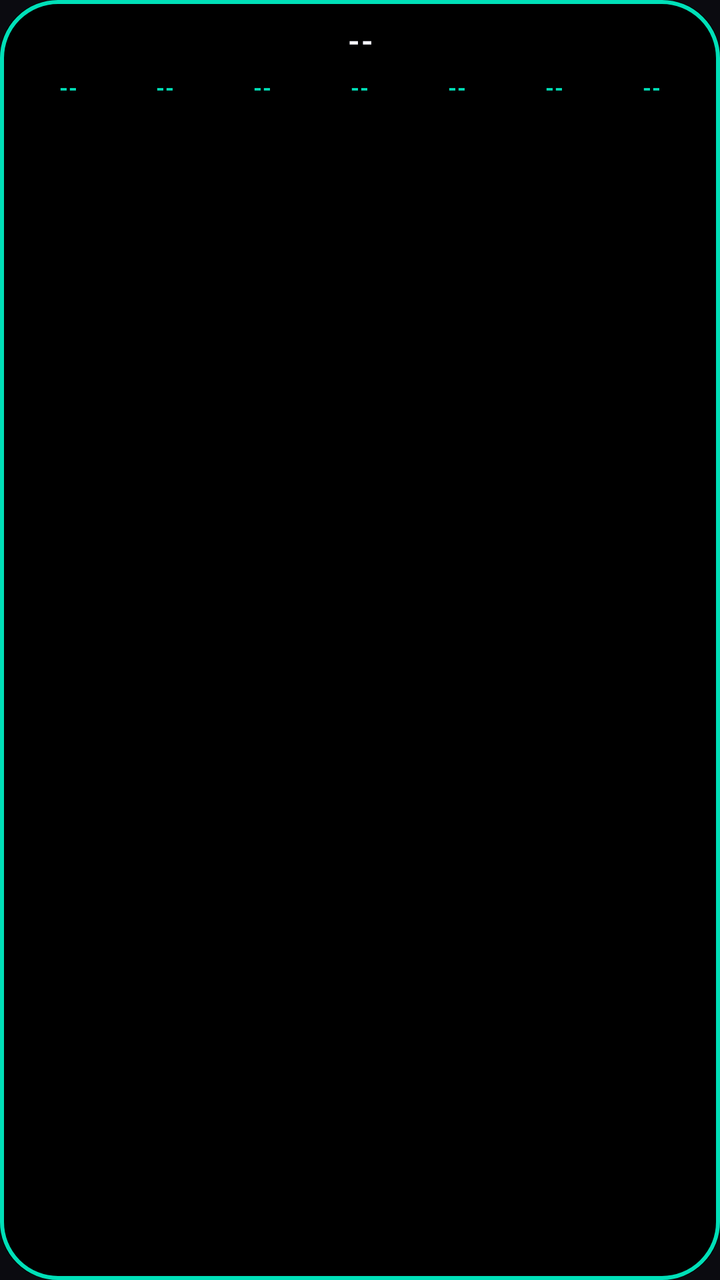
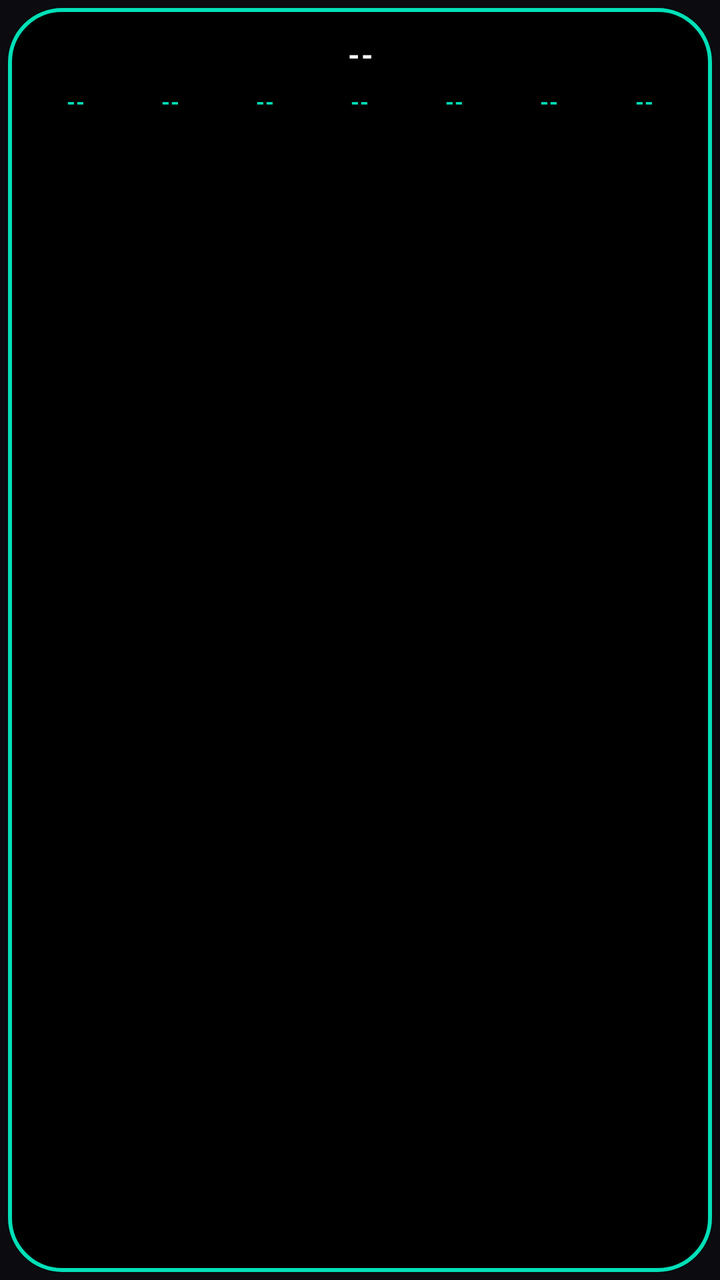

The first picture is an Android layout as it rendered before a commit; the second is the same layout after the commit. The layout source and the unified diff follow.
<!-- AndroidManifest.xml: application theme Theme.TodayWidget -->
<!-- res/layout/widget_month.xml -->
<?xml version="1.0" encoding="utf-8"?>
<LinearLayout xmlns:android="http://schemas.android.com/apk/res/android"
    android:id="@+id/monthWidgetRoot"
    android:layout_width="match_parent"
    android:layout_height="match_parent"
    android:orientation="vertical"
    android:background="@drawable/widget_outline_background_month"
    android:paddingTop="10dp"
    android:paddingBottom="8dp"
    android:paddingStart="10dp"
    android:paddingEnd="10dp">

    <TextView
        android:id="@+id/monthTitleText"
        android:layout_width="match_parent"
        android:layout_height="wrap_content"
        android:gravity="center"
        android:textColor="@color/retro_white"
        android:textStyle="bold"
        android:textSize="15sp"
        android:letterSpacing="0.04"
        android:layout_marginBottom="6dp"
        android:text="--" />

    <LinearLayout
        android:layout_width="match_parent"
        android:layout_height="wrap_content"
        android:orientation="horizontal"
        android:layout_marginBottom="2dp">
        <TextView android:id="@+id/header_0" android:layout_width="0dp" android:layout_height="wrap_content" android:layout_weight="1" android:gravity="center" android:textColor="@color/retro_teal" android:textStyle="bold" android:textSize="11sp" android:letterSpacing="0.05" android:text="--" />
        <TextView android:id="@+id/header_1" android:layout_width="0dp" android:layout_height="wrap_content" android:layout_weight="1" android:gravity="center" android:textColor="@color/retro_teal" android:textStyle="bold" android:textSize="11sp" android:letterSpacing="0.05" android:text="--" />
        <TextView android:id="@+id/header_2" android:layout_width="0dp" android:layout_height="wrap_content" android:layout_weight="1" android:gravity="center" android:textColor="@color/retro_teal" android:textStyle="bold" android:textSize="11sp" android:letterSpacing="0.05" android:text="--" />
        <TextView android:id="@+id/header_3" android:layout_width="0dp" android:layout_height="wrap_content" android:layout_weight="1" android:gravity="center" android:textColor="@color/retro_teal" android:textStyle="bold" android:textSize="11sp" android:letterSpacing="0.05" android:text="--" />
        <TextView android:id="@+id/header_4" android:layout_width="0dp" android:layout_height="wrap_content" android:layout_weight="1" android:gravity="center" android:textColor="@color/retro_teal" android:textStyle="bold" android:textSize="11sp" android:letterSpacing="0.05" android:text="--" />
        <TextView android:id="@+id/header_5" android:layout_width="0dp" android:layout_height="wrap_content" android:layout_weight="1" android:gravity="center" android:textColor="@color/retro_teal" android:textStyle="bold" android:textSize="11sp" android:letterSpacing="0.05" android:text="--" />
        <TextView android:id="@+id/header_6" android:layout_width="0dp" android:layout_height="wrap_content" android:layout_weight="1" android:gravity="center" android:textColor="@color/retro_teal" android:textStyle="bold" android:textSize="11sp" android:letterSpacing="0.05" android:text="--" />
    </LinearLayout>

    <LinearLayout android:layout_width="match_parent" android:layout_height="0dp" android:layout_weight="1" android:orientation="horizontal">
        <TextView android:id="@+id/cell_0_0" android:layout_width="0dp" android:layout_height="match_parent" android:layout_weight="1" android:gravity="center" android:textColor="@color/retro_white" android:textSize="13sp" android:text="" />
        <TextView android:id="@+id/cell_0_1" android:layout_width="0dp" android:layout_height="match_parent" android:layout_weight="1" android:gravity="center" android:textColor="@color/retro_white" android:textSize="13sp" android:text="" />
        <TextView android:id="@+id/cell_0_2" android:layout_width="0dp" android:layout_height="match_parent" android:layout_weight="1" android:gravity="center" android:textColor="@color/retro_white" android:textSize="13sp" android:text="" />
        <TextView android:id="@+id/cell_0_3" android:layout_width="0dp" android:layout_height="match_parent" android:layout_weight="1" android:gravity="center" android:textColor="@color/retro_white" android:textSize="13sp" android:text="" />
        <TextView android:id="@+id/cell_0_4" android:layout_width="0dp" android:layout_height="match_parent" android:layout_weight="1" android:gravity="center" android:textColor="@color/retro_white" android:textSize="13sp" android:text="" />
        <TextView android:id="@+id/cell_0_5" android:layout_width="0dp" android:layout_height="match_parent" android:layout_weight="1" android:gravity="center" android:textColor="@color/retro_white" android:textSize="13sp" android:text="" />
        <TextView android:id="@+id/cell_0_6" android:layout_width="0dp" android:layout_height="match_parent" android:layout_weight="1" android:gravity="center" android:textColor="@color/retro_white" android:textSize="13sp" android:text="" />
    </LinearLayout>
    <LinearLayout android:layout_width="match_parent" android:layout_height="0dp" android:layout_weight="1" android:orientation="horizontal">
        <TextView android:id="@+id/cell_1_0" android:layout_width="0dp" android:layout_height="match_parent" android:layout_weight="1" android:gravity="center" android:textColor="@color/retro_white" android:textSize="13sp" android:text="" />
        <TextView android:id="@+id/cell_1_1" android:layout_width="0dp" android:layout_height="match_parent" android:layout_weight="1" android:gravity="center" android:textColor="@color/retro_white" android:textSize="13sp" android:text="" />
        <TextView android:id="@+id/cell_1_2" android:layout_width="0dp" android:layout_height="match_parent" android:layout_weight="1" android:gravity="center" android:textColor="@color/retro_white" android:textSize="13sp" android:text="" />
        <TextView android:id="@+id/cell_1_3" android:layout_width="0dp" android:layout_height="match_parent" android:layout_weight="1" android:gravity="center" android:textColor="@color/retro_white" android:textSize="13sp" android:text="" />
        <TextView android:id="@+id/cell_1_4" android:layout_width="0dp" android:layout_height="match_parent" android:layout_weight="1" android:gravity="center" android:textColor="@color/retro_white" android:textSize="13sp" android:text="" />
        <TextView android:id="@+id/cell_1_5" android:layout_width="0dp" android:layout_height="match_parent" android:layout_weight="1" android:gravity="center" android:textColor="@color/retro_white" android:textSize="13sp" android:text="" />
        <TextView android:id="@+id/cell_1_6" android:layout_width="0dp" android:layout_height="match_parent" android:layout_weight="1" android:gravity="center" android:textColor="@color/retro_white" android:textSize="13sp" android:text="" />
    </LinearLayout>
    <LinearLayout android:layout_width="match_parent" android:layout_height="0dp" android:layout_weight="1" android:orientation="horizontal">
        <TextView android:id="@+id/cell_2_0" android:layout_width="0dp" android:layout_height="match_parent" android:layout_weight="1" android:gravity="center" android:textColor="@color/retro_white" android:textSize="13sp" android:text="" />
        <TextView android:id="@+id/cell_2_1" android:layout_width="0dp" android:layout_height="match_parent" android:layout_weight="1" android:gravity="center" android:textColor="@color/retro_white" android:textSize="13sp" android:text="" />
        <TextView android:id="@+id/cell_2_2" android:layout_width="0dp" android:layout_height="match_parent" android:layout_weight="1" android:gravity="center" android:textColor="@color/retro_white" android:textSize="13sp" android:text="" />
        <TextView android:id="@+id/cell_2_3" android:layout_width="0dp" android:layout_height="match_parent" android:layout_weight="1" android:gravity="center" android:textColor="@color/retro_white" android:textSize="13sp" android:text="" />
        <TextView android:id="@+id/cell_2_4" android:layout_width="0dp" android:layout_height="match_parent" android:layout_weight="1" android:gravity="center" android:textColor="@color/retro_white" android:textSize="13sp" android:text="" />
        <TextView android:id="@+id/cell_2_5" android:layout_width="0dp" android:layout_height="match_parent" android:layout_weight="1" android:gravity="center" android:textColor="@color/retro_white" android:textSize="13sp" android:text="" />
        <TextView android:id="@+id/cell_2_6" android:layout_width="0dp" android:layout_height="match_parent" android:layout_weight="1" android:gravity="center" android:textColor="@color/retro_white" android:textSize="13sp" android:text="" />
    </LinearLayout>
    <LinearLayout android:layout_width="match_parent" android:layout_height="0dp" android:layout_weight="1" android:orientation="horizontal">
        <TextView android:id="@+id/cell_3_0" android:layout_width="0dp" android:layout_height="match_parent" android:layout_weight="1" android:gravity="center" android:textColor="@color/retro_white" android:textSize="13sp" android:text="" />
        <TextView android:id="@+id/cell_3_1" android:layout_width="0dp" android:layout_height="match_parent" android:layout_weight="1" android:gravity="center" android:textColor="@color/retro_white" android:textSize="13sp" android:text="" />
        <TextView android:id="@+id/cell_3_2" android:layout_width="0dp" android:layout_height="match_parent" android:layout_weight="1" android:gravity="center" android:textColor="@color/retro_white" android:textSize="13sp" android:text="" />
        <TextView android:id="@+id/cell_3_3" android:layout_width="0dp" android:layout_height="match_parent" android:layout_weight="1" android:gravity="center" android:textColor="@color/retro_white" android:textSize="13sp" android:text="" />
        <TextView android:id="@+id/cell_3_4" android:layout_width="0dp" android:layout_height="match_parent" android:layout_weight="1" android:gravity="center" android:textColor="@color/retro_white" android:textSize="13sp" android:text="" />
        <TextView android:id="@+id/cell_3_5" android:layout_width="0dp" android:layout_height="match_parent" android:layout_weight="1" android:gravity="center" android:textColor="@color/retro_white" android:textSize="13sp" android:text="" />
        <TextView android:id="@+id/cell_3_6" android:layout_width="0dp" android:layout_height="match_parent" android:layout_weight="1" android:gravity="center" android:textColor="@color/retro_white" android:textSize="13sp" android:text="" />
    </LinearLayout>
    <LinearLayout android:layout_width="match_parent" android:layout_height="0dp" android:layout_weight="1" android:orientation="horizontal">
        <TextView android:id="@+id/cell_4_0" android:layout_width="0dp" android:layout_height="match_parent" android:layout_weight="1" android:gravity="center" android:textColor="@color/retro_white" android:textSize="13sp" android:text="" />
        <TextView android:id="@+id/cell_4_1" android:layout_width="0dp" android:layout_height="match_parent" android:layout_weight="1" android:gravity="center" android:textColor="@color/retro_white" android:textSize="13sp" android:text="" />
        <TextView android:id="@+id/cell_4_2" android:layout_width="0dp" android:layout_height="match_parent" android:layout_weight="1" android:gravity="center" android:textColor="@color/retro_white" android:textSize="13sp" android:text="" />
        <TextView android:id="@+id/cell_4_3" android:layout_width="0dp" android:layout_height="match_parent" android:layout_weight="1" android:gravity="center" android:textColor="@color/retro_white" android:textSize="13sp" android:text="" />
        <TextView android:id="@+id/cell_4_4" android:layout_width="0dp" android:layout_height="match_parent" android:layout_weight="1" android:gravity="center" android:textColor="@color/retro_white" android:textSize="13sp" android:text="" />
        <TextView android:id="@+id/cell_4_5" android:layout_width="0dp" android:layout_height="match_parent" android:layout_weight="1" android:gravity="center" android:textColor="@color/retro_white" android:textSize="13sp" android:text="" />
        <TextView android:id="@+id/cell_4_6" android:layout_width="0dp" android:layout_height="match_parent" android:layout_weight="1" android:gravity="center" android:textColor="@color/retro_white" android:textSize="13sp" android:text="" />
    </LinearLayout>
    <LinearLayout android:layout_width="match_parent" android:layout_height="0dp" android:layout_weight="1" android:orientation="horizontal">
        <TextView android:id="@+id/cell_5_0" android:layout_width="0dp" android:layout_height="match_parent" android:layout_weight="1" android:gravity="center" android:textColor="@color/retro_white" android:textSize="13sp" android:text="" />
        <TextView android:id="@+id/cell_5_1" android:layout_width="0dp" android:layout_height="match_parent" android:layout_weight="1" android:gravity="center" android:textColor="@color/retro_white" android:textSize="13sp" android:text="" />
        <TextView android:id="@+id/cell_5_2" android:layout_width="0dp" android:layout_height="match_parent" android:layout_weight="1" android:gravity="center" android:textColor="@color/retro_white" android:textSize="13sp" android:text="" />
        <TextView android:id="@+id/cell_5_3" android:layout_width="0dp" android:layout_height="match_parent" android:layout_weight="1" android:gravity="center" android:textColor="@color/retro_white" android:textSize="13sp" android:text="" />
        <TextView android:id="@+id/cell_5_4" android:layout_width="0dp" android:layout_height="match_parent" android:layout_weight="1" android:gravity="center" android:textColor="@color/retro_white" android:textSize="13sp" android:text="" />
        <TextView android:id="@+id/cell_5_5" android:layout_width="0dp" android:layout_height="match_parent" android:layout_weight="1" android:gravity="center" android:textColor="@color/retro_white" android:textSize="13sp" android:text="" />
        <TextView android:id="@+id/cell_5_6" android:layout_width="0dp" android:layout_height="match_parent" android:layout_weight="1" android:gravity="center" android:textColor="@color/retro_white" android:textSize="13sp" android:text="" />
    </LinearLayout>
</LinearLayout>
<!-- resources referenced by this layout -->
<resources>
  <color name="retro_teal">#00E0B8</color>
  <color name="retro_white">#F5F5FF</color>
  <!-- drawable widget_outline_background_month (drawable) -->
  <?xml version="1.0" encoding="utf-8"?>
  <layer-list xmlns:android="http://schemas.android.com/apk/res/android">
      <item>
          <shape android:shape="rectangle">
              <solid android:color="@color/black" />
              <corners android:radius="@dimen/widget_corner_radius" />
          </shape>
      </item>
      <item>
          <shape android:shape="rectangle">
              <stroke
                  android:width="2dp"
                  android:color="@color/retro_teal" />
              <corners android:radius="@dimen/widget_corner_radius" />
          </shape>
      </item>
  </layer-list>
  <style name="Theme.TodayWidget" parent="Theme.MaterialComponents.NoActionBar">
          <item name="colorPrimary">@color/retro_teal</item>
          <item name="colorPrimaryDark">@color/black</item>
          <item name="colorAccent">@color/retro_cyan</item>
          <item name="android:windowBackground">@color/widget_bg</item>
          <item name="android:textColorPrimary">@color/retro_white</item>
          <item name="android:textColorSecondary">@color/retro_white</item>
      </style>
  <color name="black">#000000</color>
  <dimen name="widget_corner_radius">20dp</dimen>
  <color name="retro_cyan">#00D9FF</color>
  <color name="widget_bg">#0B0B10</color>
</resources>

<!-- the commit's change to res/layout/widget_month.xml (unified diff, before → after) -->
@@ -4,11 +4,11 @@
     android:layout_width="match_parent"
     android:layout_height="match_parent"
     android:orientation="vertical"
-    android:background="@drawable/widget_outline_background_month"
-    android:paddingTop="10dp"
-    android:paddingBottom="8dp"
-    android:paddingStart="10dp"
-    android:paddingEnd="10dp">
+    android:background="@drawable/widget_outline_background_r26_inset"
+    android:paddingTop="17dp"
+    android:paddingBottom="12dp"
+    android:paddingStart="14dp"
+    android:paddingEnd="14dp">
 
     <TextView
         android:id="@+id/monthTitleText"
<!-- resource entries referenced after the edit -->
@@ -2,23 +2,15 @@
 <resources>
   <color name="retro_teal">#00E0B8</color>
   <color name="retro_white">#F5F5FF</color>
-  <!-- drawable widget_outline_background_month (drawable) -->
+  <!-- drawable widget_outline_background_r26_inset (drawable) -->
   <?xml version="1.0" encoding="utf-8"?>
   <layer-list xmlns:android="http://schemas.android.com/apk/res/android">
-      <item>
-          <shape android:shape="rectangle">
-              <solid android:color="@color/black" />
-              <corners android:radius="@dimen/widget_corner_radius" />
-          </shape>
-      </item>
-      <item>
-          <shape android:shape="rectangle">
-              <stroke
-                  android:width="2dp"
-                  android:color="@color/retro_teal" />
-              <corners android:radius="@dimen/widget_corner_radius" />
-          </shape>
-      </item>
+      <item
+          android:drawable="@drawable/widget_outline_background_r26"
+          android:left="4dp"
+          android:top="4dp"
+          android:right="4dp"
+          android:bottom="4dp" />
   </layer-list>
   <style name="Theme.TodayWidget" parent="Theme.MaterialComponents.NoActionBar">
           <item name="colorPrimary">@color/retro_teal</item>
@@ -28,8 +20,25 @@
           <item name="android:textColorPrimary">@color/retro_white</item>
           <item name="android:textColorSecondary">@color/retro_white</item>
       </style>
+  <!-- drawable widget_outline_background_r26 (drawable) -->
+  <?xml version="1.0" encoding="utf-8"?>
+  <layer-list xmlns:android="http://schemas.android.com/apk/res/android">
+      <item>
+          <shape android:shape="rectangle">
+              <solid android:color="@color/black" />
+              <corners android:radius="26dp" />
+          </shape>
+      </item>
+      <item>
+          <shape android:shape="rectangle">
+              <stroke
+                  android:width="2dp"
+                  android:color="@color/retro_teal" />
+              <corners android:radius="26dp" />
+          </shape>
+      </item>
+  </layer-list>
   <color name="black">#000000</color>
-  <dimen name="widget_corner_radius">20dp</dimen>
   <color name="retro_cyan">#00D9FF</color>
   <color name="widget_bg">#0B0B10</color>
 </resources>
